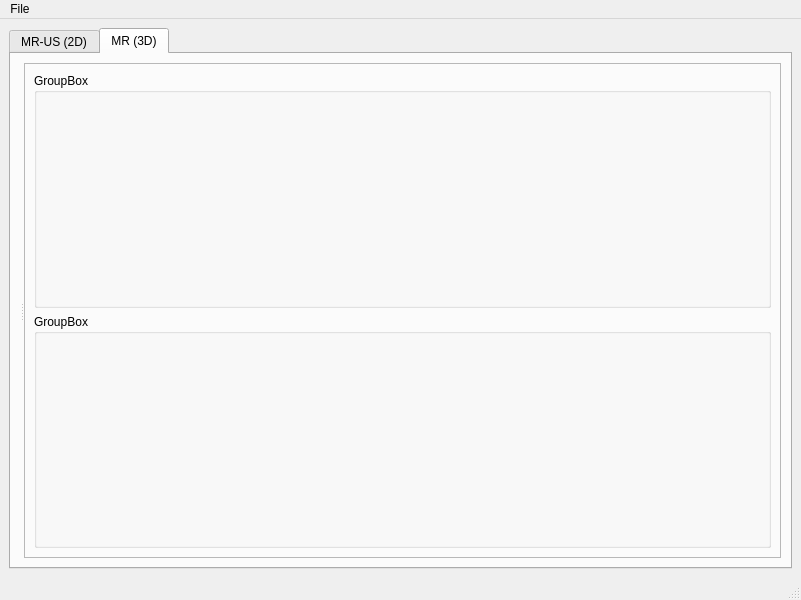
Before: the Qt Designer form Registration/Registration/app.ui in xeon-ye/TrialVTK, drawn with Qt 5.
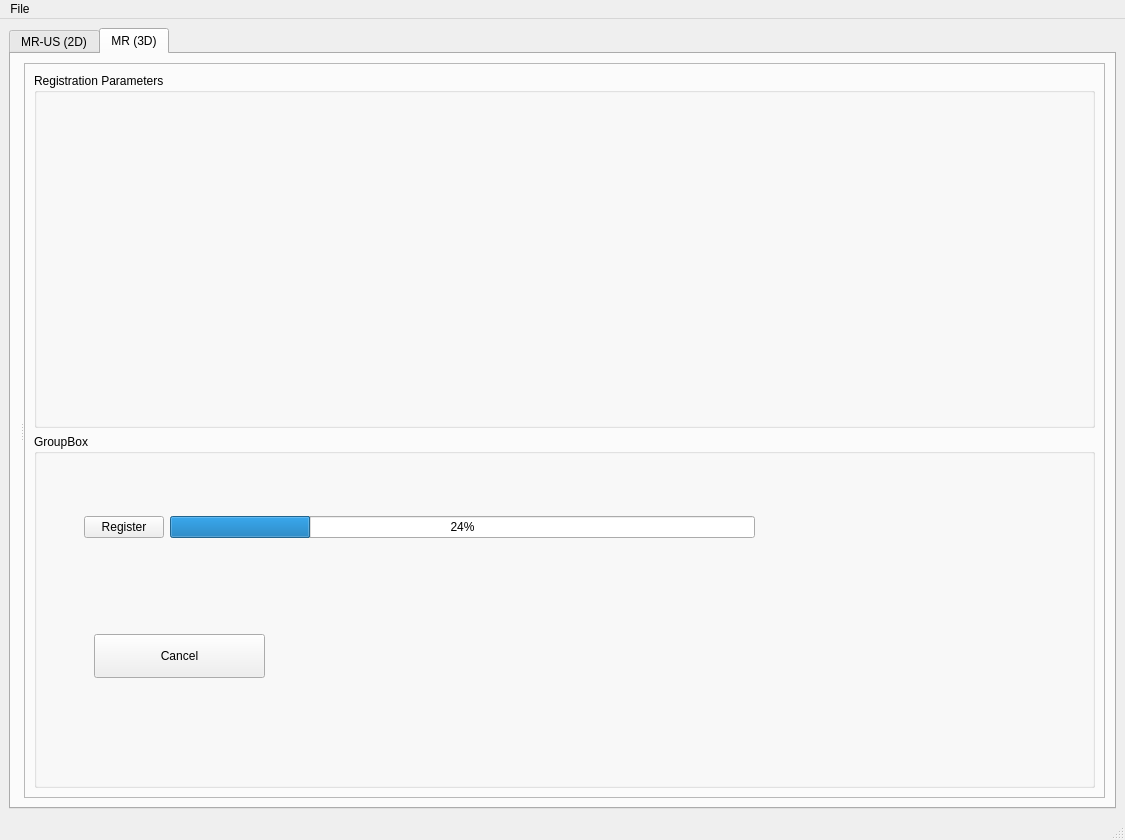
After: the same form once the commit is applied. The open tabs and pages were chosen to show the change. Icons and pictures are not drawn. Custom widgets are drawn as their Qt base class.

Diff of the .ui file:
```diff
--- a/Registration/Registration/app.ui
+++ b/Registration/Registration/app.ui
@@ -6,8 +6,8 @@
    <rect>
     <x>0</x>
     <y>0</y>
-    <width>801</width>
-    <height>600</height>
+    <width>1125</width>
+    <height>840</height>
    </rect>
   </property>
   <property name="windowTitle">
@@ -115,7 +115,7 @@
             <item>
              <widget class="QGroupBox" name="groupBox0">
               <property name="title">
-               <string>GroupBox</string>
+               <string>Registration Parameters</string>
               </property>
              </widget>
             </item>
@@ -124,6 +124,45 @@
               <property name="title">
                <string>GroupBox</string>
               </property>
+              <widget class="QPushButton" name="btnCancel">
+               <property name="geometry">
+                <rect>
+                 <x>60</x>
+                 <y>200</y>
+                 <width>171</width>
+                 <height>44</height>
+                </rect>
+               </property>
+               <property name="text">
+                <string>Cancel</string>
+               </property>
+              </widget>
+              <widget class="QWidget" name="">
+               <property name="geometry">
+                <rect>
+                 <x>50</x>
+                 <y>70</y>
+                 <width>671</width>
+                 <height>46</height>
+                </rect>
+               </property>
+               <layout class="QHBoxLayout" name="horizontalLayout_3">
+                <item>
+                 <widget class="QPushButton" name="btnReg">
+                  <property name="text">
+                   <string>Register</string>
+                  </property>
+                 </widget>
+                </item>
+                <item>
+                 <widget class="QProgressBar" name="progressBar">
+                  <property name="value">
+                   <number>24</number>
+                  </property>
+                 </widget>
+                </item>
+               </layout>
+              </widget>
              </widget>
             </item>
            </layout>
@@ -141,7 +180,7 @@
     <rect>
      <x>0</x>
      <y>0</y>
-     <width>801</width>
+     <width>1125</width>
      <height>44</height>
     </rect>
    </property>
```
Left out of the diff: 4 changed lines with no effect on the pictures.
